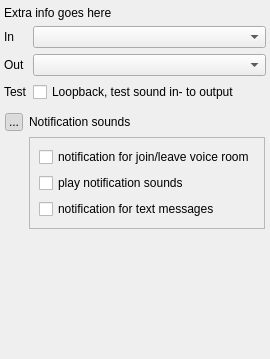
The window that src/blackgui/components/audiosetupcomponent.ui (swift-project/pilotclient) describes before a commit, drawn with Qt 5.
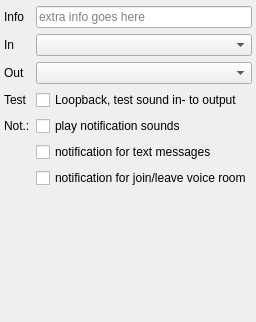
The same window after the commit. Icons and pictures are not drawn.

Commit message: As another improvement of voice testing beautified/simplified audio UI a bit

Patch:
```diff
--- a/src/blackgui/components/audiosetupcomponent.ui
+++ b/src/blackgui/components/audiosetupcomponent.ui
@@ -6,8 +6,8 @@
    <rect>
     <x>0</x>
     <y>0</y>
-    <width>264</width>
-    <height>359</height>
+    <width>200</width>
+    <height>322</height>
    </rect>
   </property>
   <property name="windowTitle">
@@ -55,6 +55,23 @@
      <property name="bottomMargin">
       <number>2</number>
      </property>
+     <item row="0" column="0">
+      <widget class="QLabel" name="lbl_Info">
+       <property name="text">
+        <string>Info</string>
+       </property>
+      </widget>
+     </item>
+     <item row="0" column="1">
+      <widget class="QLineEdit" name="le_ExtraInfo">
+       <property name="readOnly">
+        <bool>true</bool>
+       </property>
+       <property name="placeholderText">
+        <string>extra info goes here</string>
+       </property>
+      </widget>
+     </item>
      <item row="1" column="0">
       <widget class="QLabel" name="lbl_SetupAudioInputDevice">
        <property name="text">
@@ -100,100 +117,38 @@
        </property>
       </widget>
      </item>
-     <item row="0" column="0" colspan="2">
-      <widget class="QLabel" name="lbl_ExtraInfo">
-       <property name="text">
-        <string>Extra info goes here</string>
-       </property>
-       <property name="wordWrap">
-        <bool>true</bool>
-       </property>
-      </widget>
-     </item>
-    </layout>
-   </item>
-   <item>
-    <layout class="QGridLayout" name="gl_NotificationSounds">
-     <property name="leftMargin">
-      <number>3</number>
-     </property>
-     <property name="topMargin">
-      <number>3</number>
-     </property>
-     <property name="rightMargin">
-      <number>3</number>
-     </property>
-     <property name="bottomMargin">
-      <number>3</number>
-     </property>
-     <item row="0" column="1">
-      <widget class="QLabel" name="lbl_NotificationSounds">
-       <property name="text">
-        <string>Notification sounds</string>
-       </property>
-      </widget>
-     </item>
-     <item row="0" column="0">
-      <widget class="QToolButton" name="tb_ExpandNotificationSounds">
-       <property name="maximumSize">
-        <size>
-         <width>18</width>
-         <height>18</height>
-        </size>
-       </property>
+     <item row="4" column="0">
+      <widget class="QLabel" name="lbl_Notifications">
        <property name="toolTip">
         <string>Toggle visibility</string>
        </property>
        <property name="text">
-        <string>...</string>
+        <string>Not.:</string>
        </property>
-       <property name="icon">
-        <iconset resource="../../blackmisc/blackmisc.qrc">
-         <normaloff>:/diagona/icons/diagona/icons/toggle-expand.png</normaloff>
-         <normalon>:/diagona/icons/diagona/icons/toggle.png</normalon>:/diagona/icons/diagona/icons/toggle-expand.png</iconset>
-       </property>
-       <property name="checkable">
-        <bool>true</bool>
+      </widget>
+     </item>
+     <item row="4" column="1">
+      <widget class="QCheckBox" name="cb_SetupAudioPlayNotificationSounds">
+       <property name="text">
+        <string>play notification sounds</string>
        </property>
        <property name="checked">
-        <bool>true</bool>
+        <bool>false</bool>
        </property>
       </widget>
      </item>
-     <item row="2" column="1">
-      <widget class="QFrame" name="fr_NotificationSoundsInner">
-       <property name="frameShape">
-        <enum>QFrame::StyledPanel</enum>
+     <item row="5" column="1">
+      <widget class="QCheckBox" name="cb_SetupAudioNotificationTextMessage">
+       <property name="text">
+        <string>notification for text messages</string>
        </property>
-       <property name="frameShadow">
-        <enum>QFrame::Raised</enum>
+      </widget>
+     </item>
+     <item row="6" column="1">
+      <widget class="QCheckBox" name="cb_SetupAudioNotificationVoiceRoom">
+       <property name="text">
+        <string>notification for join/leave voice room</string>
        </property>
-       <layout class="QVBoxLayout" name="verticalLayout">
-        <item>
-         <widget class="QCheckBox" name="cb_SetupAudioNotificationVoiceRoom">
-          <property name="text">
-           <string>notification for join/leave voice room</string>
-          </property>
-         </widget>
-        </item>
-        <item>
-         <widget class="QCheckBox" name="cb_SetupAudioPlayNotificationSounds">
-          <property name="text">
-           <string>play notification sounds</string>
-          </property>
-          <property name="checked">
-           <bool>false</bool>
-          </property>
-         </widget>
-        </item>
-        <item>
-         <widget class="QCheckBox" name="cb_SetupAudioNotificationTextMessage">
-          <property name="text">
-           <string>notification for text messages</string>
-          </property>
-         </widget>
-        </item>
-       </layout>
       </widget>
      </item>
     </layout>
```
Left out of the diff: 6 changed lines with no effect on the pictures. The commit also changes 5 other files.
